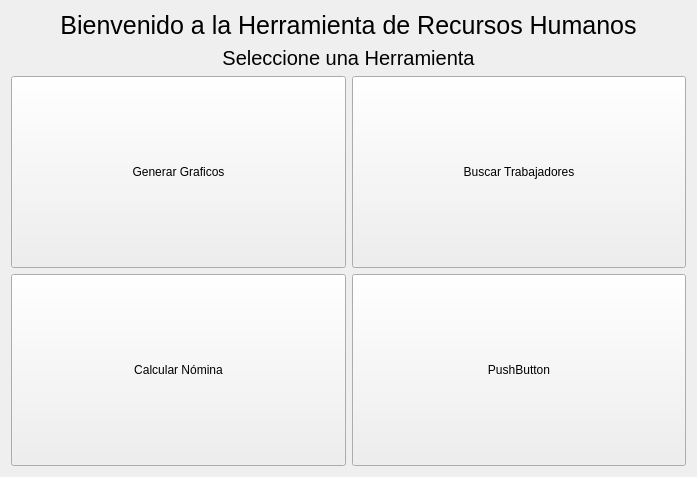
First picture: the form in GUI/.ui/MainUI.ui, repository Equipo-Alfalfa/HR-Helper, before the edit.
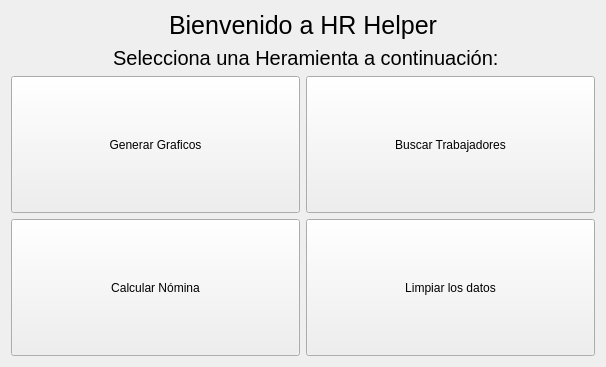
Second picture: the form after the edit. Icons and pictures are not drawn.

What changed in the file:
```diff
--- a/GUI/.ui/MainUI.ui
+++ b/GUI/.ui/MainUI.ui
@@ -6,13 +6,19 @@
    <rect>
     <x>0</x>
     <y>0</y>
-    <width>697</width>
-    <height>477</height>
+    <width>606</width>
+    <height>367</height>
    </rect>
   </property>
+  <property name="sizePolicy">
+   <sizepolicy hsizetype="Minimum" vsizetype="Preferred">
+    <horstretch>0</horstretch>
+    <verstretch>0</verstretch>
+   </sizepolicy>
+  </property>
   <property name="minimumSize">
    <size>
-    <width>0</width>
+    <width>606</width>
     <height>150</height>
    </size>
   </property>
@@ -38,7 +44,7 @@
       <enum>Qt::LayoutDirection::LeftToRight</enum>
      </property>
      <property name="text">
-      <string>Seleccione una Herramienta</string>
+      <string> Selecciona una Heramienta a continuación:</string>
      </property>
      <property name="alignment">
       <set>Qt::AlignmentFlag::AlignCenter</set>
@@ -53,13 +59,19 @@
        <verstretch>0</verstretch>
       </sizepolicy>
      </property>
+     <property name="minimumSize">
+      <size>
+       <width>150</width>
+       <height>0</height>
+      </size>
+     </property>
      <property name="font">
       <font>
        <pointsize>19</pointsize>
       </font>
      </property>
      <property name="text">
-      <string>Bienvenido a la Herramienta de Recursos Humanos</string>
+      <string>Bienvenido a HR Helper</string>
      </property>
      <property name="alignment">
       <set>Qt::AlignmentFlag::AlignCenter</set>
@@ -127,7 +139,7 @@
         </size>
        </property>
        <property name="text">
-        <string>PushButton</string>
+        <string>Limpiar los datos</string>
        </property>
       </widget>
      </item>
```
Left out of the diff: 13 changed lines with no effect on the pictures.
